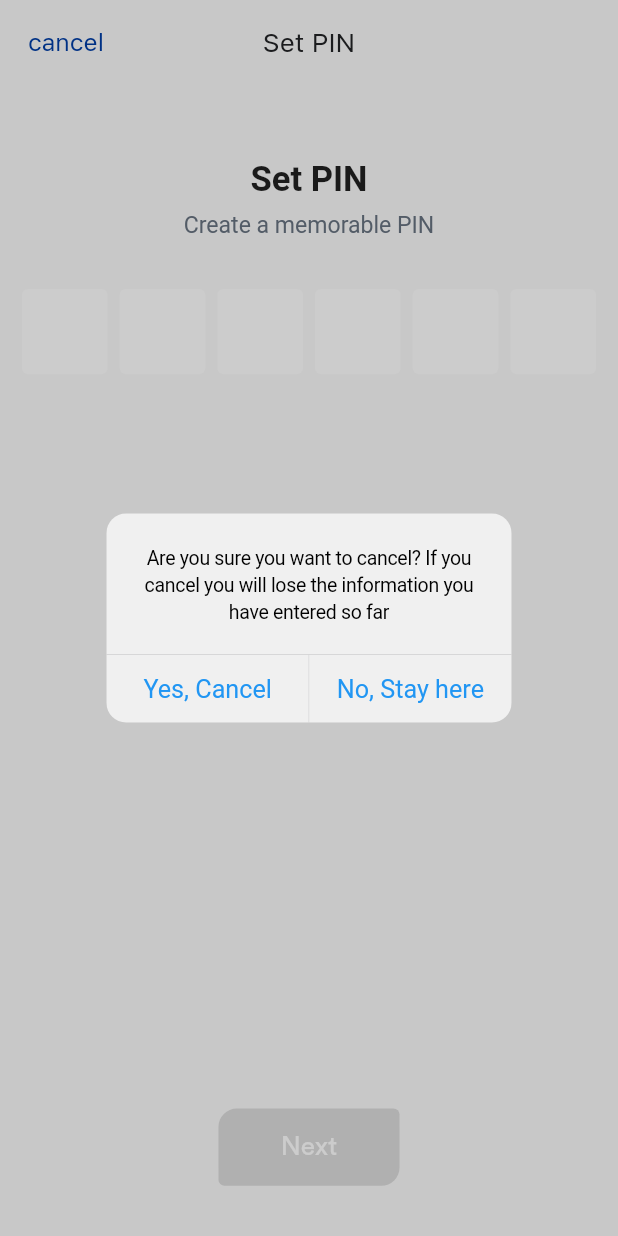
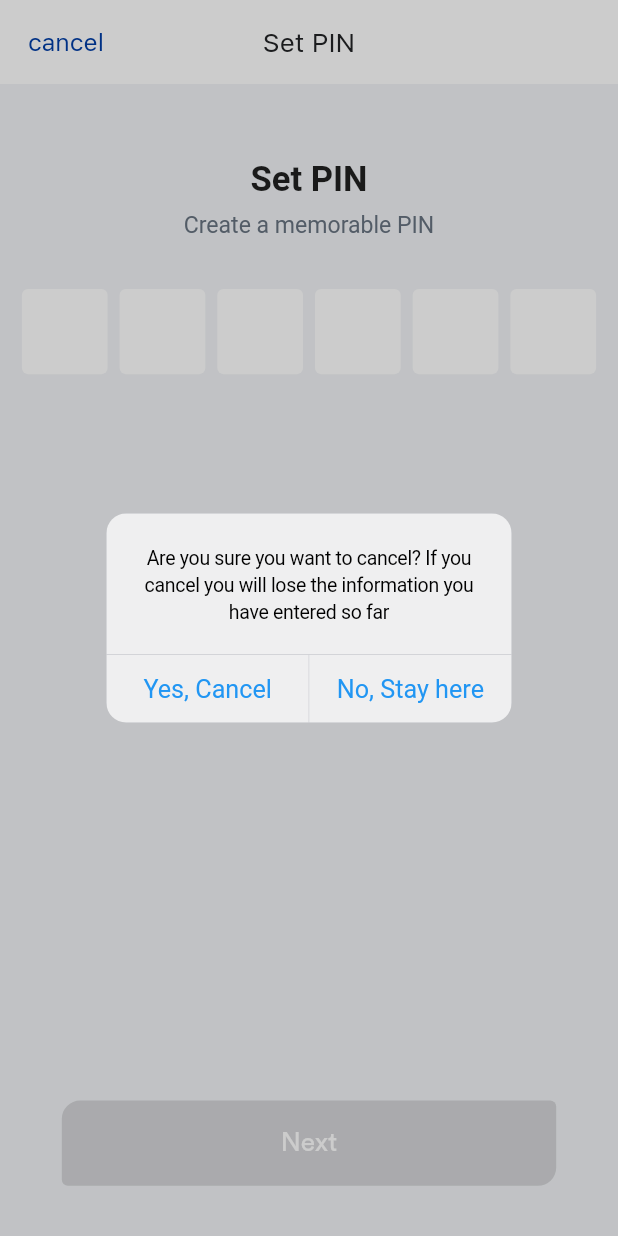
Before and after one commit to milind-nagarro/flutter_starter_kit, a Flutter app: the SetupConfirmPinPage screen opened by its route, after a tap on "cancel", on a phone screen of 412 x 824 dp. Run offline on Flutter 3.47's test engine with Material 2 defaults, Android fonts, the light colour scheme and no system bars; our stand-ins replace bloc, chopper, equatable, firebase_analytics, firebase_core, firebase_crashlytics and 7 more; accounts and stored records are empty; generated files the repository leaves out were written again; statements that could not run were skipped.

Commit message:
UI changes

```diff
--- a/lib/app/resources/assets.dart
+++ b/lib/app/resources/assets.dart
@@ -2,4 +2,5 @@ const placeholder = 'assets/ic_placeholder.jpeg';
 const topLogo = 'assets/images/topLogo.png';
 welcomeImage(int idx) => 'assets/images/bg$idx.jpg';
 const errorIconTextField = 'assets/images/error.png';
+const validIconTextField = 'assets/images/valid.png';
 const splashImage = 'assets/images/splash.jpg';
--- a/lib/app/resources/colors.dart
+++ b/lib/app/resources/colors.dart
@@ -4,6 +4,7 @@ import 'dart:ui';
 
 const Color primaryColor = Color(0xff249f87);
 const Color primaryLightColor = Color(0xff0fd49a);
+const Color appBGColor = Color.fromRGBO(241, 243, 246, 1);
 
 const Color header = Color(0XFF051D4C);
 const Color subHeader = Color(0XFF4E5F74);
--- a/lib/app/resources/style.dart
+++ b/lib/app/resources/style.dart
@@ -123,7 +123,7 @@ class FABWidget {
     Function()? backAction,
   }) {
     return AppBar(
-      backgroundColor: Colors.transparent,
+      backgroundColor: Colors.white,
       elevation: 0,
       centerTitle: true,
       iconTheme: hasCancel
@@ -204,6 +204,7 @@ class FABWidget {
       Color? borderColor}) {
     return TextField(
       keyboardType: keyboardType,
+      maxLength: (keyboardType == TextInputType.phone) ? 9 : null,
       onChanged: onChange,
       style: FABStyles.textFieldTextStyle(Colors.black),
       decoration: InputDecoration(
@@ -212,6 +213,7 @@ class FABWidget {
                   BorderSide(color: borderColor ?? textFieldBorderColor)),
           border: const OutlineInputBorder(),
           filled: true,
+          counterText: "",
           fillColor: Colors.white,
           prefix: (prefixText == null)
               ? null
@@ -220,7 +222,7 @@ class FABWidget {
                   child: Wrap(
                     direction: Axis.horizontal,
                     children: [
-                      Text(prefixText ?? ""),
+                      Text(prefixText.isEmpty ? "" : prefixText),
                       10.horizontalSpace,
                       Text("|"),
                     ],
--- a/lib/ui/module/login/login_screen.dart
+++ b/lib/ui/module/login/login_screen.dart
@@ -31,6 +31,7 @@ class LoginScreen extends StatelessWidget {
         ),
       ],
       child: Scaffold(
+        backgroundColor: appBGColor,
         appBar: FABWidget.appTopBar(AppLocalizations.of(context).already_user),
         // bloc consumer for listening to login state for navigation and validation based UI
         body: BlocConsumer<LoginBloc, LoginState>(builder: (context, state) {
--- a/lib/ui/module/setup_confirm_pin/bloc/setup_confirm_pin_bloc.dart
+++ b/lib/ui/module/setup_confirm_pin/bloc/setup_confirm_pin_bloc.dart
@@ -25,7 +25,7 @@ class SetupConfirmPinBloc
       SetupPinSubmit event, Emitter<SetupConfirmPinState> emit) {
     final pinData = event.pinData;
 
-    if (pinData.isEmpty && pinData.length != 4) {
+    if (pinData.isEmpty && pinData.length != 6) {
       emit(SetupConfirmPinState(
           pinData: pinData,
           validationState: ValidationState.invalid,
--- a/lib/ui/module/setup_confirm_pin/setup_confirm_pin_screen.dart
+++ b/lib/ui/module/setup_confirm_pin/setup_confirm_pin_screen.dart
@@ -28,6 +28,7 @@ class SetupConfirmPinPage extends StatelessWidget {
         BlocProvider(create: (BuildContext context) => SetupConfirmPinBloc())
       ],
       child: Scaffold(
+        backgroundColor: appBGColor,
         appBar: FABWidget.appTopBar(
             isConfirmation
                 ? AppLocalizations.of(context).confirm_pin
@@ -104,7 +105,7 @@ class SetupConfirmPinPage extends StatelessWidget {
                     isConfirmation
                         ? AppLocalizations.of(context).confirm
                         : AppLocalizations.of(context).next,
-                    minSize: Size(100.w, 50.h),
+                    // minSize: Size(100.w, 50.h),
                     onPressed: state.buttonState == ValidationState.valid
                         ? () => _handleOnSubmit(context)
                         : null),
--- a/lib/ui/module/verification/verification.dart
+++ b/lib/ui/module/verification/verification.dart
@@ -25,6 +25,7 @@ class Verification extends StatelessWidget {
 
     return Scaffold(
         appBar: FABWidget.appTopBar(AppLocalizations.of(context).your_otp),
+        backgroundColor: appBGColor,
         body: SafeArea(
           child: Padding(
             padding: EdgeInsets.symmetric(horizontal: 32.w, vertical: 32.h),
@@ -67,7 +68,6 @@ class Verification extends StatelessWidget {
                               verificationBloc.add(ValueUpdated(value));
                             },
                             obscureText: true,
-                            obscuringCharacter: '*',
                             errorPinTheme: FABWidget.errorPinTheme,
                             defaultPinTheme: FABWidget.defaultPinTheme,
                             showCursor: false,
--- a/pubspec.yaml
+++ b/pubspec.yaml
@@ -119,6 +119,9 @@ flutter:
     - assets/images/splash.jpg
     - assets/images/2.0x/splash.jpg
     - assets/images/3.0x/splash.jpg
+    - assets/images/valid.png
+    - assets/images/2.0x/valid.png
+    - assets/images/3.0x/valid.png
 
   # An image asset can refer to one or more resolution-specific "variants", see
   # https://flutter.dev/assets-and-images/#resolution-aware.
```
Also changed, not shown: lib/app/validator.dart (added, +11 -0 lines), lib/ui/module/registration/bloc/registration_bloc.dart (+10 -4 lines), lib/ui/module/registration/register.dart (+10 -3 lines), assets/images/2.0x/valid.png (added), assets/images/3.0x/valid.png (added), assets/images/valid.png (added).
